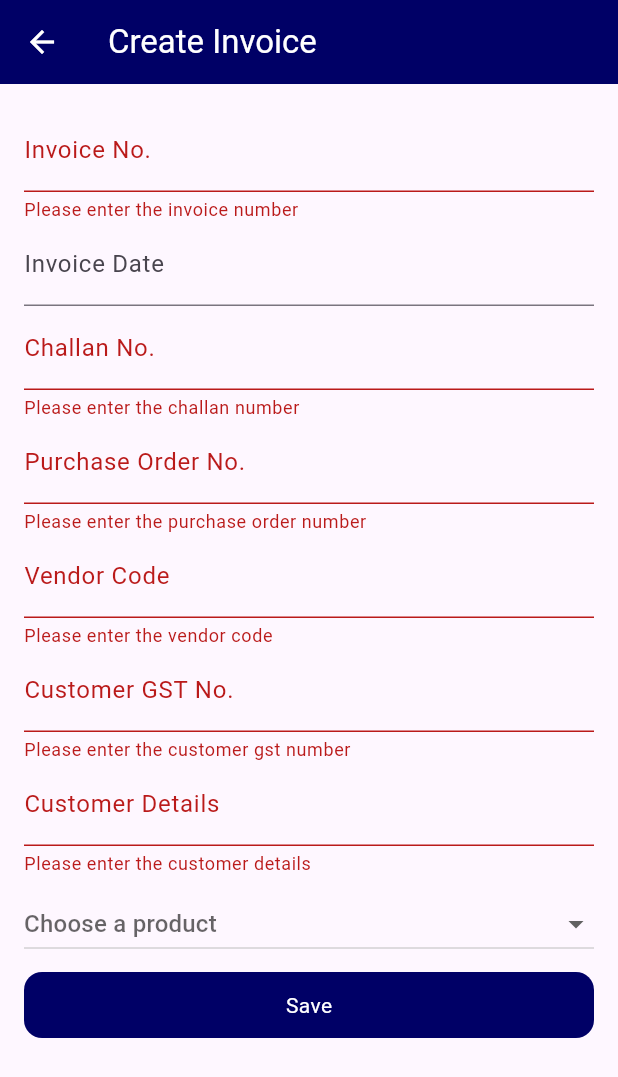
After one commit to 25pp/billing, a Flutter app: the InvoiceScreen screen opened directly, after a tap on "Save", on a phone screen of 412 x 824 dp. The commit adds this screen. Shown: the top 1077 px of the screen. Run offline on Flutter 3.47's test engine with Material 3 defaults, Android fonts, the phone set to English and light mode, and no system bars; our stand-ins replace open_file, sqflite; accounts and stored records are empty.

Commit message:
pdf changes

```diff
--- /dev/null
+++ b/lib/invoice_form.dart
@@ -0,0 +1,296 @@
+import 'dart:convert';
+import 'dart:io';
+import 'package:billing/dashboard.dart';
+import 'package:billing/utils/color.dart';
+import 'package:flutter/cupertino.dart';
+import 'package:flutter/material.dart';
+import 'package:flutter/widgets.dart';
+import 'package:intl/intl.dart';
+import 'package:path_provider/path_provider.dart';
+import 'package:pdf/widgets.dart' as pw;
+import 'package:sqflite/sqflite.dart';
+
+class InvoiceScreen extends StatefulWidget {
+  @override
+  _InvoiceScreenState createState() => _InvoiceScreenState();
+}
+
+class _InvoiceScreenState extends State<InvoiceScreen> {
+  final _formKey = GlobalKey<FormState>();
+  String invoiceNo = '';
+  // String invoiceDate = '';
+  String challanNo = '';
+  String purchaseOrder = '';
+  String vendorCode = '';
+  String customerGst= '';
+  String customerDetail = '';
+  final List<String> products = [
+    'STUD M20 (20+14+46)MM 8.8',
+    'HX HD SCREW M20X100 CA-4770-4/0 8.8',
+    'WASHER 30 160HV ISO8738',
+    'WASHER 70 160HV ISO8738',
+    'CYLINDRICAL PIN 10h8X40 C40 IS2393',
+    'CLEVIS PIN W/O HD B70h11X200X160 C40 ISO2340',
+    'CLEVIS PIN WITH HEAD B12h11X36X30 SS304 ISO2341',
+    'WASHER A50 300HV DIN125-2',
+    'CYLINDRICAL PIN 10h8X40 AISI316 IS2393',
+    'WASHER 48 300HV A3C ISO7090',
+    'WASHER 42 200HV A3C ISO7090',
+  ];
+
+  // Currently selected product
+  String? selectedProduct;
+  Database? _database;
+
+  @override
+  void initState() {
+    super.initState();
+    _initDatabase();
+  }
+
+  Future<void> _initDatabase() async {
+    final documentsDir = await getApplicationDocumentsDirectory();
+    final path = '${documentsDir.path}/invoice.db';
+
+    _database = await openDatabase(
+      path,
+      version: 3, // Increment version to apply schema changes
+      onUpgrade: (db, oldVersion, newVersion) async {
+        if (oldVersion < 2) {
+          await db.execute('ALTER TABLE invoices ADD COLUMN purchaseOrder TEXT');
+        }
+        if (oldVersion < 3) {
+          await db.execute('ALTER TABLE invoices ADD COLUMN vendorCode TEXT');
+          await db.execute('ALTER TABLE invoices ADD COLUMN customerGst TEXT');
+          await db.execute('ALTER TABLE invoices ADD COLUMN customerDetail TEXT');
+        }
+      },
+      onCreate: (db, version) async {
+        await db.execute('''
+        CREATE TABLE invoices (
+          id INTEGER PRIMARY KEY,
+          invoiceNo TEXT,
+          invoiceDate TEXT,
+          challanNo TEXT,
+          purchaseOrder TEXT,
+          vendorCode TEXT,
+          customerGst TEXT,
+          customerDetail TEXT,
+          pdfPath TEXT
+        )
+      ''');
+      },
+    );
+  }
+
+  Future<void> _saveInvoice(BuildContext context) async {
+    if (_formKey.currentState!.validate()) {
+      _formKey.currentState!.save();
+
+      final pdf = pw.Document();
+      pdf.addPage(
+        pw.Page(
+          build: (pw.Context context) => pw.Center(
+            child: pw.Text(
+                'Invoice No: $invoiceNo\n'
+                'Date: ${_dateController.text}\n'
+                'Challan No: $challanNo\n'
+                'Purchase Order: $purchaseOrder\n'
+                'Vendor Code: $vendorCode\n'
+                'Customer GST: $customerGst\n'
+                'Customer Detail: $customerDetail'),
+          ),
+        ),
+      );
+
+      final appDir = await getApplicationDocumentsDirectory();
+      final pdfPath = '${appDir.path}/invoice_$invoiceNo.pdf';
+      final file = File(pdfPath);
+      await file.writeAsBytes(await pdf.save());
+
+      await _database!.insert('invoices', {
+        'invoiceNo': invoiceNo,
+        'invoiceDate': _dateController.text,
+        'challanNo': challanNo,
+        'purchaseOrder': purchaseOrder,
+        'vendorCode': vendorCode,
+        'customerGst': customerGst,
+        'customerDetail': customerDetail,
+        'pdfPath': pdfPath,
+      });
+      Navigator.push(
+        context,
+        MaterialPageRoute(builder: (context) =>Dashboard()),
+      );
+      // Navigate to the list screen or display a success message
+    }
+  }
+  DateTime? selectedDate;
+  final TextEditingController _dateController = TextEditingController();
+
+  Future<void> _selectDate(BuildContext context) async {
+    final DateTime? picked = await showDatePicker(
+      context: context,
+      initialDate: selectedDate ?? DateTime.now(),
+      firstDate: DateTime(2000),
+      lastDate: DateTime(2101),
+    );
+    if (picked != null && picked != selectedDate) {
+      setState(() {
+        selectedDate = picked;
+        _dateController.text = DateFormat('dd/MM/yyyy').format(picked);
+      });
+    }
+  }
+
+  @override
+  void dispose() {
+    _dateController.dispose();
+    super.dispose();
+  }
+  @override
+  Widget build(BuildContext context) {
+    return Scaffold(
+      appBar: AppBar(
+        iconTheme: IconThemeData(
+            color: ColorConstant.white
+        ),
+        backgroundColor: ColorConstant.royalBlue,
+        title: Text('Create Invoice',style: TextStyle(color: ColorConstant.white),),
+      ),
+      body: SingleChildScrollView(
+        child: Padding(
+          padding: EdgeInsets.all(16.0),
+          child: Form(
+            key: _formKey,
+            child: Column(
+              children: [
+                TextFormField(
+                  keyboardType: TextInputType.number,
+                  decoration: InputDecoration(labelText: 'Invoice No.'),
+                  validator: (value) {
+                    if (value!.isEmpty) {
+                      return 'Please enter the invoice number';
+                    }
+                    return null;
+                  },
+                  onSaved: (value) {
+                    invoiceNo = value!;
+                  },
+                ),
+                TextFormField(
+                  controller: _dateController,
+                  onTap: () {
+                    FocusScope.of(context).requestFocus(FocusNode()); // Prevents keyboard from appearing
+                    _selectDate(context);
+                  },
+                  decoration: InputDecoration(
+                    labelText: 'Invoice Date',
+                  ),
+                  readOnly: true, // Makes the field read-only
+                ),
+                TextFormField(
+                  keyboardType: TextInputType.number,
+                  decoration: InputDecoration(labelText: 'Challan No.'),
+                  validator: (value) {
+                    if (value!.isEmpty) {
+                      return 'Please enter the challan number';
+                    }
+                    return null;
+                  },
+                  onSaved: (value) {
+                    challanNo = value!;
+                  },
+                ),
+                TextFormField(
+                  keyboardType: TextInputType.number,
+                  decoration: InputDecoration(labelText: 'Purchase Order No.'),
+                  validator: (value) {
+                    if (value!.isEmpty) {
+                      return 'Please enter the purchase order number';
+                    }
+                    return null;
+                  },
+                  onSaved: (value) {
+                    purchaseOrder = value!;
+                  },
+                ),
+                TextFormField(
+                  decoration: InputDecoration(labelText: 'Vendor Code'),
+                  validator: (value) {
+                    if (value!.isEmpty) {
+                      return 'Please enter the vendor code';
+                    }
+                    return null;
+                  },
+                  onSaved: (value) {
+                    vendorCode = value!;
+                  },
+                ),
+                TextFormField(
+                  decoration: InputDecoration(labelText: 'Customer GST No.'),
+                  validator: (value) {
+                    if (value!.isEmpty) {
+                      return 'Please enter the customer gst number';
+                    }
+                    return null;
+                  },
+                  onSaved: (value) {
+                    customerGst = value!;
+                  },
+                ),
+                TextFormField(
+                  decoration: InputDecoration(labelText: 'Customer Details'),
+                  validator: (value) {
+                    if (value!.isEmpty) {
+                      return 'Please enter the customer details';
+                    }
+                    return null;
+                  },
+                  onSaved: (value) {
+                    customerDetail = value!;
+                  },
+                ),
+                SizedBox(height: 8,),
+                DropdownButton<String>(
+                  value: selectedProduct,
+                  hint: Text('Choose a product'),
+                  isExpanded: true,
+                  items: products.map((product) {
+                    return DropdownMenuItem<String>(
+                      value: product,
+                      child: Text(product),
+                    );
+                  }).toList(),
+                  onChanged: (value) {
+                    setState(() {
+                      selectedProduct = value;
+                    });
+                  },
+                ),
+               SizedBox(height: 8,),
+                // Add more TextFormFields for other fields
+                GestureDetector(
+                  onTap: (){
+                    _saveInvoice(context);
+                  },
+                  child: Container(
+                    alignment: Alignment.center,
+                    width: MediaQuery.sizeOf(context).width,
+                    decoration: BoxDecoration(
+                        color: ColorConstant.royalBlue,
+                      borderRadius:  BorderRadius.circular(12)
+                    ),
+                    padding: EdgeInsets.all(12),
+
+                    child: Text("Save",style: TextStyle(color: ColorConstant.white),),
+                  ),
+                )
+              ],
+            ),
+          ),
+        ),
+      ),
+    );
+  }
+}
--- /dev/null
+++ b/lib/utils/color.dart
@@ -0,0 +1,9 @@
+import 'package:flutter/material.dart';
+
+class ColorConstant{
+  static const Color purpleAccent = Color(0xFFa300cc);
+  static const Color blueAccent = Color(0xFF0000ff);
+  static const Color greenAccent = Color(0xFF00e673);
+  static const Color royalBlue = Color(0xFF000066);
+  static const Color white = Color(0xFFFFFFFF);
+}
```
Also changed, not shown: lib/dashboard.dart (+47 -30 lines), lib/invoice_list.dart (added, +82 -0 lines), pubspec.yaml (+7 -0 lines), pubspec.lock, 6 other files.
